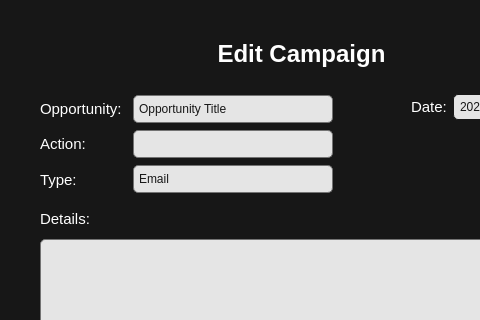
First picture: the form in CRM/views/ui/edit_campaign.ui, repository ImGaby123/SalesOptimizer-CRM, before the edit; both pictures show x 0 to 480 and y 0 to 320 of the 603 by 509 pixel window.
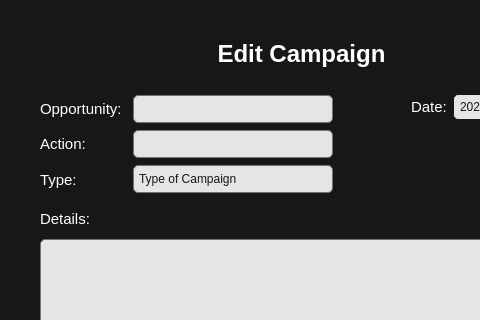
Second picture: the form after the edit. Icons and pictures are not drawn.

Commit message: add and edit campaign ui polished

Diff of the .ui file:
```diff
--- a/CRM/views/ui/edit_campaign.ui
+++ b/CRM/views/ui/edit_campaign.ui
@@ -183,30 +183,45 @@
           <item>
            <layout class="QVBoxLayout" name="verticalLayout_4">
             <item>
-             <widget class="QComboBox" name="opportunity_title_combo">
+             <widget class="QLineEdit" name="opportunity_title_line">
+              <property name="enabled">
+               <bool>false</bool>
+              </property>
+              <property name="sizePolicy">
+               <sizepolicy hsizetype="Preferred" vsizetype="Fixed">
+                <horstretch>0</horstretch>
+                <verstretch>0</verstretch>
+               </sizepolicy>
+              </property>
+              <property name="minimumSize">
+               <size>
+                <width>200</width>
+                <height>0</height>
+               </size>
+              </property>
+              <property name="maximumSize">
+               <size>
+                <width>16777215</width>
+                <height>16777215</height>
+               </size>
+              </property>
+              <property name="font">
+               <font>
+                <family>Segoe UI</family>
+                <pointsize>9</pointsize>
+                <italic>false</italic>
+                <bold>false</bold>
+               </font>
+              </property>
               <property name="styleSheet">
-               <string notr="true">QComboBox {
+               <string notr="true">QLineEdit {
     background-color: #E5E5E5;
-    color: #171717;
+	color: rgb(0, 0, 0);
     border: 1px solid #737373;
     border-radius: 5px;
-    padding: 5px;
-    font: 10pt &quot;Segoe UI&quot;;
-}
-
-QComboBox::drop-down {
-    border: none;
-}
-
-QComboBox QAbstractItemView {
-    background-color: #E5E5E5;
-    color: #171717;
-    border-radius: 10px;
+	padding: 5px;
 }</string>
               </property>
-              <property name="placeholderText">
-               <string>Opportunity Title</string>
-              </property>
              </widget>
             </item>
             <item>
@@ -276,9 +291,12 @@
     border-radius: 10px;
 }</string>
               </property>
+              <property name="placeholderText">
+               <string>Type of Campaign</string>
+              </property>
               <item>
                <property name="text">
-                <string>Email</string>
+                <string>CAMPAIGN</string>
                </property>
               </item>
               <item>
```
Left out of the diff: 32 changed lines with no effect on the pictures. The commit also changes 4 other files.
